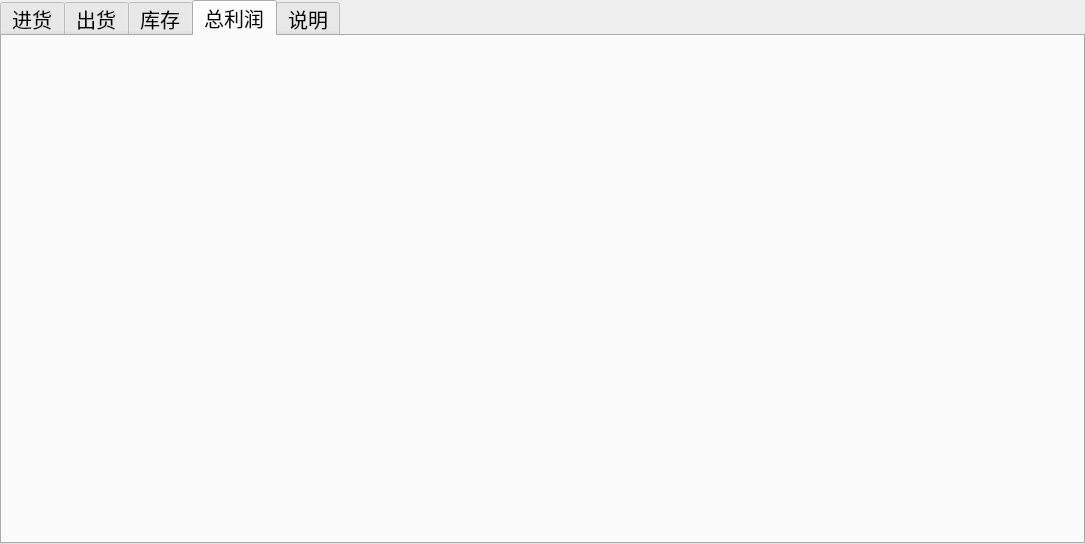
Above: mainwidget.ui from XHApplet/GoodsManage before the change. Below: the same form after it.
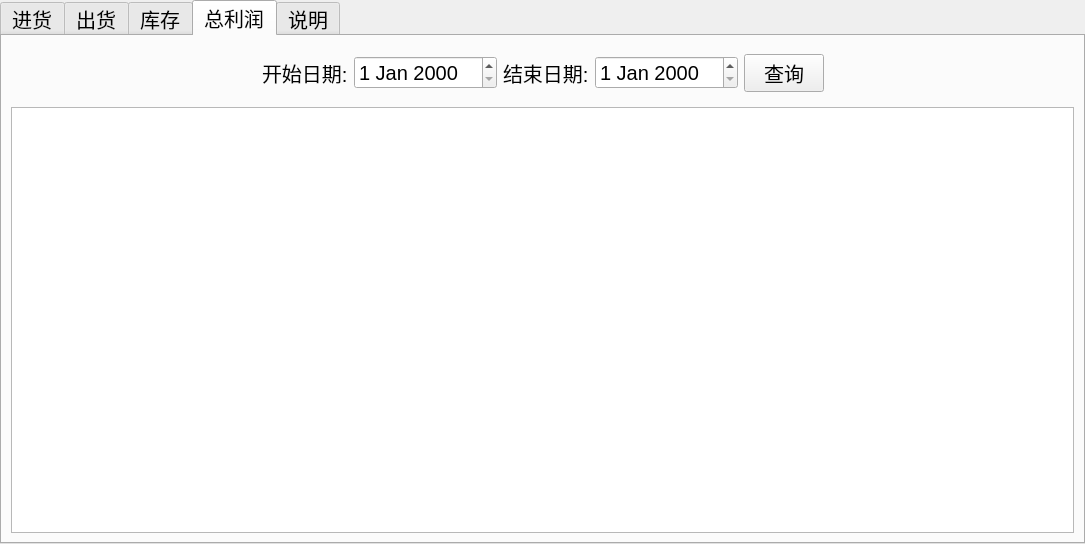
That is the form after the change. The open tabs and pages were chosen to show the change. Custom widgets are drawn as their Qt base class.

Commit message: 增加利润查看界面

The edit to the form file:
```diff
--- a/mainwidget.ui
+++ b/mainwidget.ui
@@ -684,6 +684,70 @@
    <attribute name="title">
     <string>总利润</string>
    </attribute>
+   <layout class="QVBoxLayout" name="verticalLayout_3">
+    <item>
+     <widget class="QWidget" name="widget" native="true">
+      <layout class="QHBoxLayout" name="horizontalLayout">
+       <item>
+        <spacer name="horizontalSpacer">
+         <property name="orientation">
+          <enum>Qt::Horizontal</enum>
+         </property>
+         <property name="sizeHint" stdset="0">
+          <size>
+           <width>40</width>
+           <height>20</height>
+          </size>
+         </property>
+        </spacer>
+       </item>
+       <item>
+        <widget class="QLabel" name="label_15">
+         <property name="text">
+          <string>开始日期:</string>
+         </property>
+        </widget>
+       </item>
+       <item>
+        <widget class="CCustomDateEdit" name="dateEdit_2"/>
+       </item>
+       <item>
+        <widget class="QLabel" name="label_16">
+         <property name="text">
+          <string>结束日期:</string>
+         </property>
+        </widget>
+       </item>
+       <item>
+        <widget class="CCustomDateEdit" name="dateEdit"/>
+       </item>
+       <item>
+        <widget class="QPushButton" name="pushButton">
+         <property name="text">
+          <string>查询</string>
+         </property>
+        </widget>
+       </item>
+       <item>
+        <spacer name="horizontalSpacer_2">
+         <property name="orientation">
+          <enum>Qt::Horizontal</enum>
+         </property>
+         <property name="sizeHint" stdset="0">
+          <size>
+           <width>40</width>
+           <height>20</height>
+          </size>
+         </property>
+        </spacer>
+       </item>
+      </layout>
+     </widget>
+    </item>
+    <item>
+     <widget class="QTableWidget" name="tableWidget"/>
+    </item>
+   </layout>
   </widget>
   <widget class="QWidget" name="InfoWidget">
    <attribute name="title">
```
Left out of the diff: 2 changed lines with no effect on the pictures. The commit also changes 1 other file.
